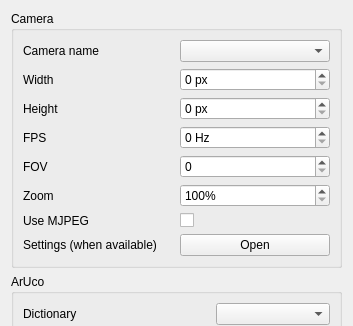
Before: the Qt Designer form tracker-arucohead/arucohead.ui in adrianlopezroche/opentrack, drawn with Qt 5; both pictures show x 0 to 353 and y 0 to 326 of the 353 by 690 pixel window.
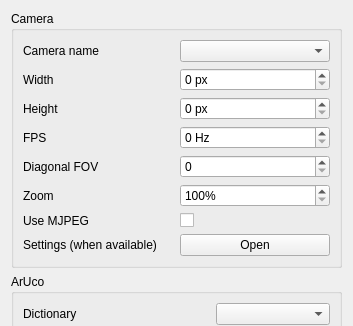
After: the same form once the commit is applied. Icons and pictures are not drawn.

Commit message: Rename FOV to Diagonal FOV in settings and help text.

What changed in the file:
```diff
--- a/tracker-arucohead/arucohead.ui
+++ b/tracker-arucohead/arucohead.ui
@@ -322,7 +322,7 @@
       <item row="4" column="0">
        <widget class="QLabel" name="label_15">
         <property name="text">
-         <string>FOV</string>
+         <string>Diagonal FOV</string>
         </property>
        </widget>
       </item>
```
The commit also changes 1 other file.
